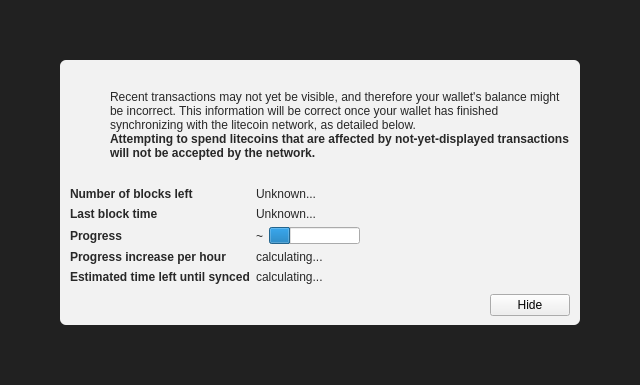
Above: src/qt/forms/modaloverlay.ui from goldcoin/goldcoin before the change. Below: the same form after it.
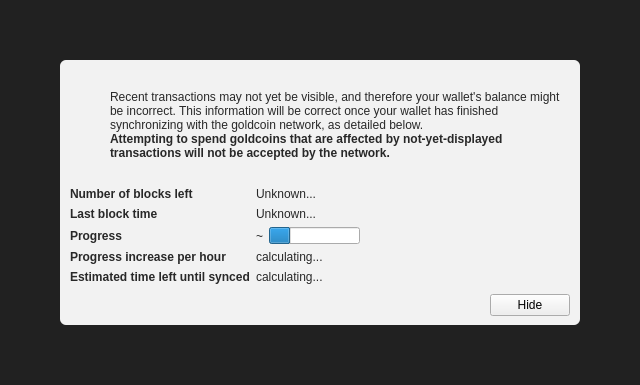
That is the form after the change. Icons and pictures are not drawn. Custom widgets are drawn as their Qt base class.

What changed in the file:
```diff
--- a/src/qt/forms/modaloverlay.ui
+++ b/src/qt/forms/modaloverlay.ui
@@ -130,7 +130,7 @@
              <item>
               <widget class="QLabel" name="infoText">
                <property name="text">
-                <string>Recent transactions may not yet be visible, and therefore your wallet's balance might be incorrect. This information will be correct once your wallet has finished synchronizing with the litecoin network, as detailed below.</string>
+                <string>Recent transactions may not yet be visible, and therefore your wallet's balance might be incorrect. This information will be correct once your wallet has finished synchronizing with the goldcoin network, as detailed below.</string>
                </property>
                <property name="textFormat">
                 <enum>Qt::RichText</enum>
@@ -149,7 +149,7 @@
                 </font>
                </property>
                <property name="text">
-                <string>Attempting to spend litecoins that are affected by not-yet-displayed transactions will not be accepted by the network.</string>
+                <string>Attempting to spend goldcoins that are affected by not-yet-displayed transactions will not be accepted by the network.</string>
                </property>
                <property name="textFormat">
                 <enum>Qt::RichText</enum>
```
